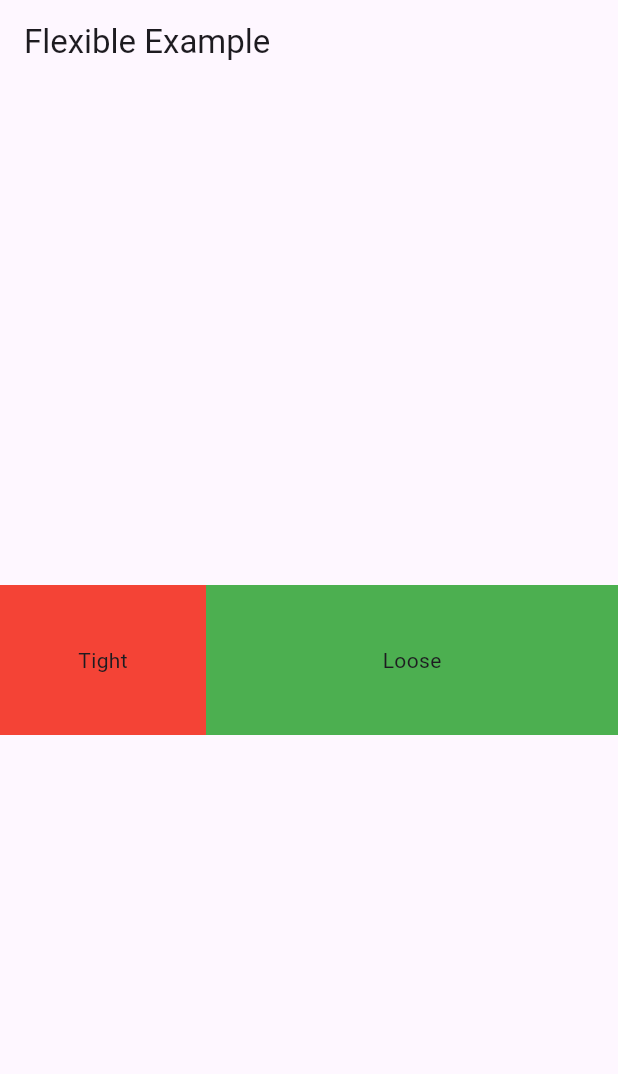
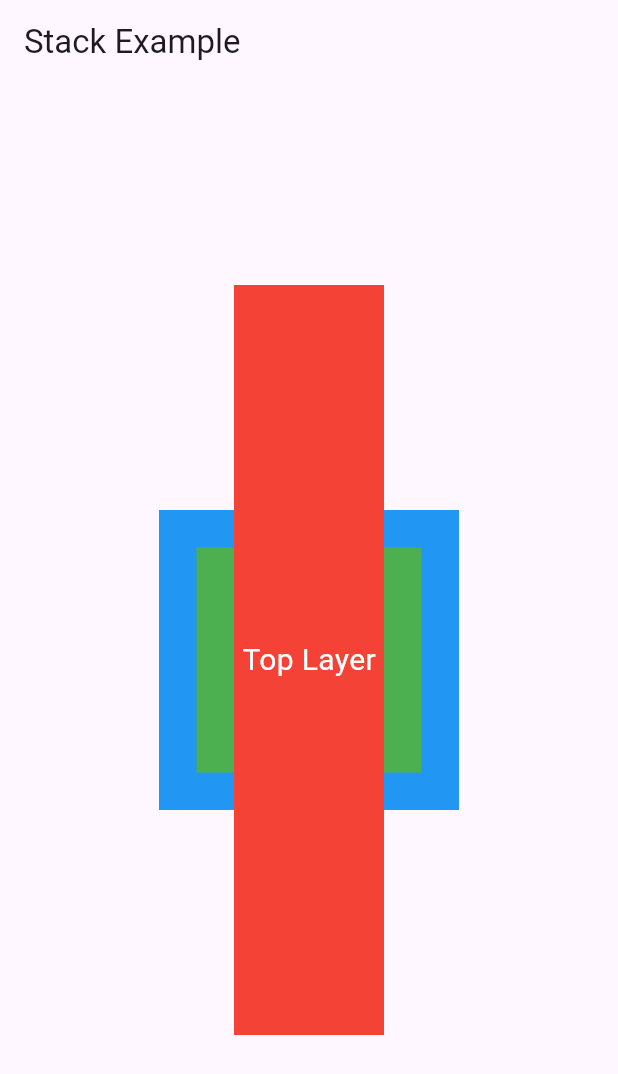
Before and after one commit to sahebbali/Flutter, a Flutter app: the screen it shows after launch, on a phone screen of 412 x 824 dp. Shown: the top 1074 px of the screen. Run offline on Flutter 3.47's test engine with Material 3 defaults, Android fonts, the phone set to English and light mode, and no system bars.

Commit message:
add stack code

```diff
--- a/lib/main.dart
+++ b/lib/main.dart
@@ -6,29 +6,18 @@ class MyApp extends StatelessWidget {
   @override
   Widget build(BuildContext context) {
     return MaterialApp(
-      debugShowCheckedModeBanner: false,
       home: Scaffold(
-        appBar: AppBar(title: Text('Flexible Example')),
+        appBar: AppBar(title: Text("Stack Example")),
         body: Center(
-          child: Row(
+          child: Stack(
+            alignment: Alignment.center,
             children: [
-              Flexible(
-                flex: 1,
-                fit: FlexFit.tight,
-                child: Container(
-                  height: 100,
-                  color: Colors.red,
-                  child: Center(child: Text('Tight')),
-                ),
-              ),
-              Flexible(
-                flex: 2,
-                fit: FlexFit.loose, // Default
-                child: Container(
-                  height: 100,
-                  color: Colors.green,
-                  child: Center(child: Text('Loose')),
-                ),
+              Container(width: 200, height: 200, color: Colors.blue),
+              Container(width: 150, height: 150, color: Colors.green),
+              Container(width: 100, height: 500, color: Colors.red),
+              Text(
+                'Top Layer',
+                style: TextStyle(color: Colors.white, fontSize: 20),
               ),
             ],
           ),
```
